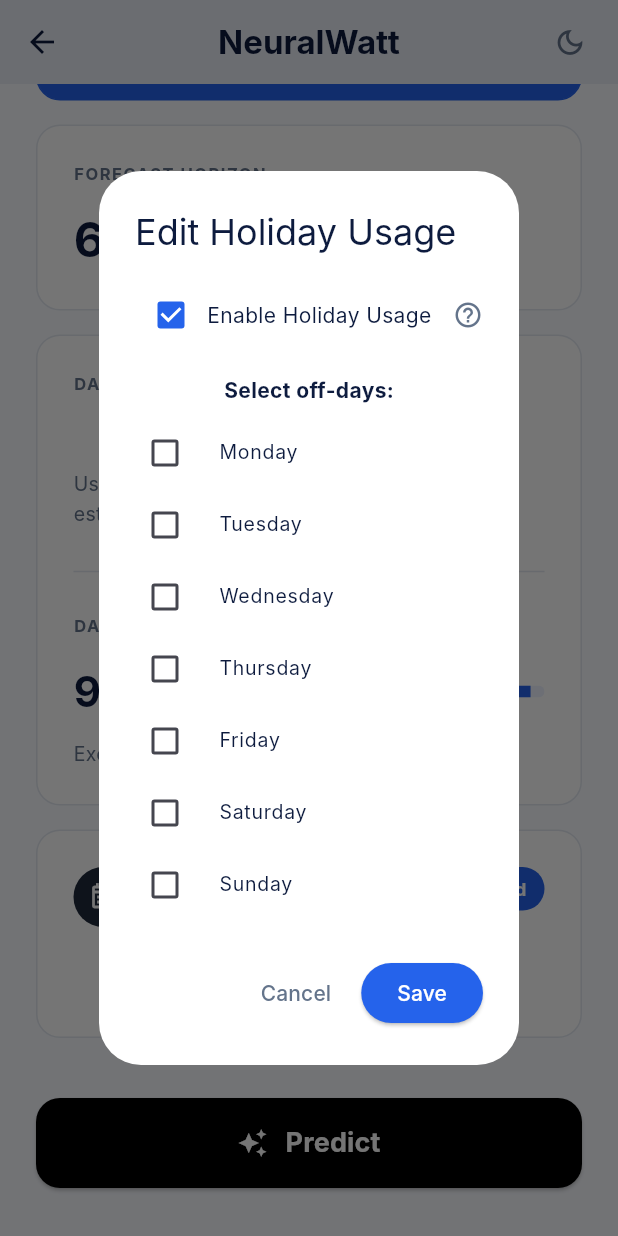
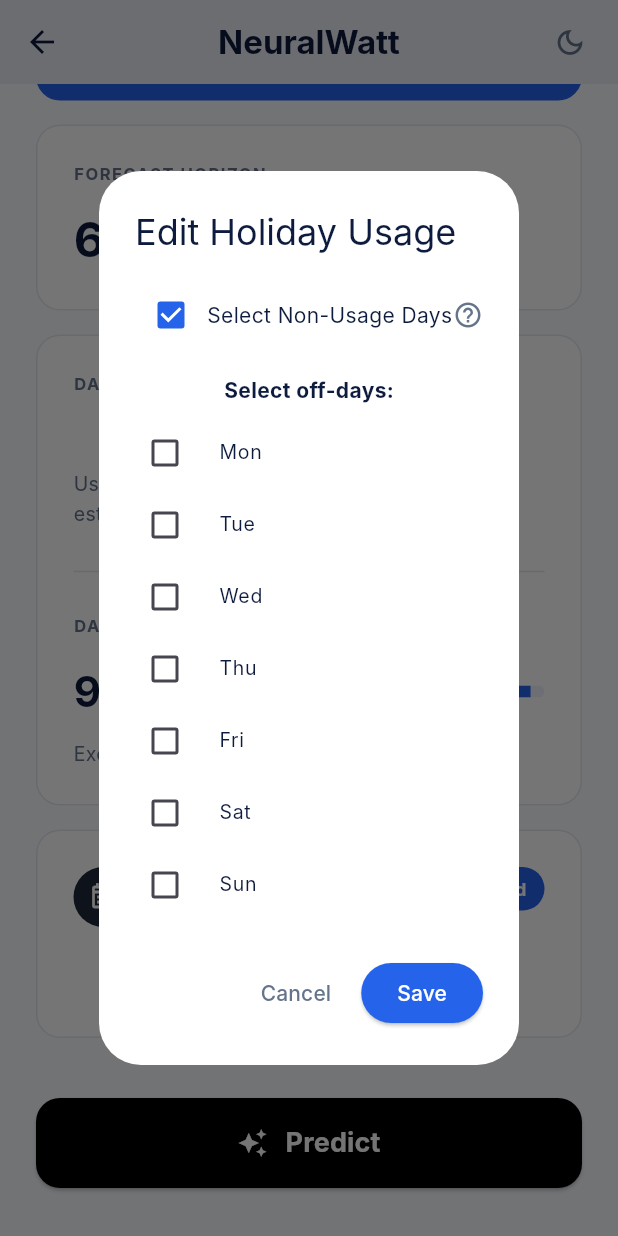
Before and after one commit to OmarIbrahim-93/Neural-Watt, a Flutter app: the ReviewConfigurationScreen screen opened directly with empty values, scrolled down 392 dp, after a tap on the "edit" icon, on a phone screen of 412 x 824 dp. Run offline on Flutter 3.47's test engine with Material 3 defaults, Android fonts, the phone set to English and light mode, and no system bars; our stand-ins replace file_picker, shared_preferences; accounts and stored records are empty; Roboto replaces fonts that are missing (Inter).

```diff
--- a/lib/review_configuration_screen.dart
+++ b/lib/review_configuration_screen.dart
@@ -883,13 +883,13 @@ class _ReviewConfigurationScreenState extends State<ReviewConfigurationScreen> {
     bool isEnabled = setup.holidayUsageEnabled;
     List<String> selectedDays = List.from(setup.holidayDays);
     final List<String> weekDays = [
-      'Monday',
-      'Tuesday',
-      'Wednesday',
-      'Thursday',
-      'Friday',
-      'Saturday',
-      'Sunday',
+      'Mon',
+      'Tue',
+      'Wed',
+      'Thu',
+      'Fri',
+      'Sat',
+      'Sun',
     ];
 
     showDialog(
@@ -922,7 +922,7 @@ class _ReviewConfigurationScreenState extends State<ReviewConfigurationScreen> {
                         ),
                         Expanded(
                           child: Text(
-                            'Enable Holiday Usage',
+                            'Select Non-Usage Days',
                             style: TextStyle(color: colors.textPrimary),
                           ),
                         ),
```
Also changed, not shown: lib/environment_config_screen.dart (+44 -0 lines), lib/prediction_screen.dart (+15 -9 lines), 4 other files.
